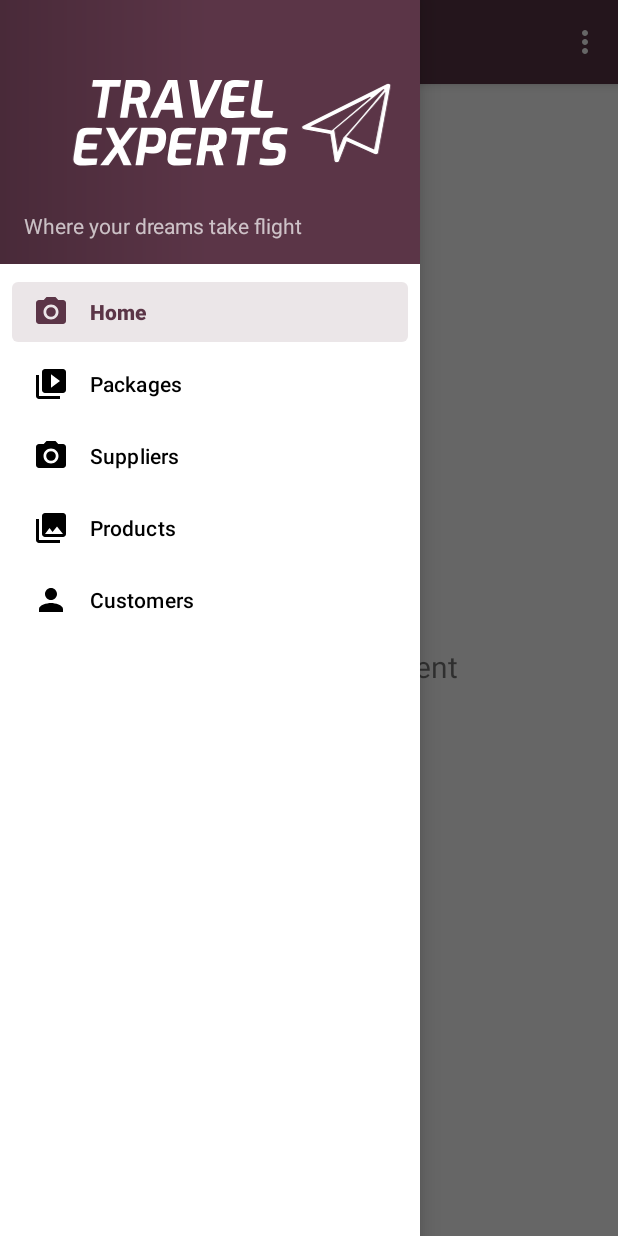
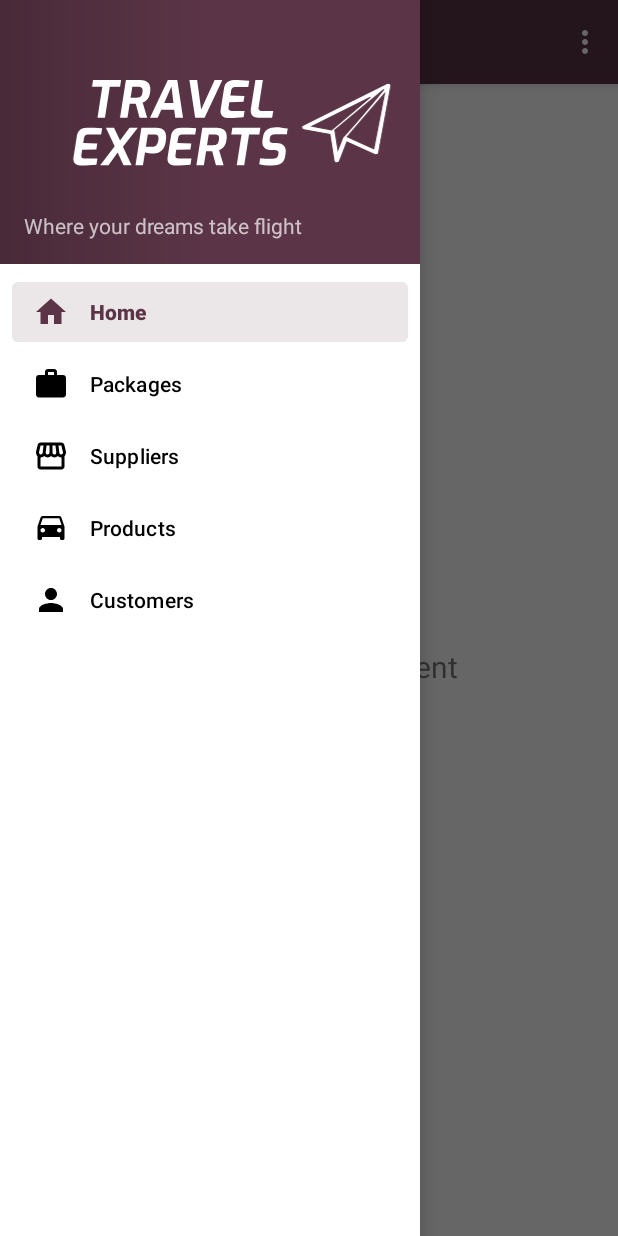
Before and after one commit to SAIT-OOSD-2020/Workshop8, an Android app: the screen it shows after launch (MainActivity), with the side drawer open, on a phone screen of 412 x 824 dp. Run offline under Robolectric (Android 15) with nearby library versions, the phone set to English and light mode, and no system bars; our stand-ins replace navigation-ui.

Commit message:
icon refactoring

```diff
--- /dev/null
+++ b/app/src/main/res/drawable/ic_home.xml
@@ -0,0 +1,10 @@
+<vector xmlns:android="http://schemas.android.com/apk/res/android"
+    android:width="24dp"
+    android:height="24dp"
+    android:viewportWidth="24"
+    android:viewportHeight="24"
+    android:tint="?attr/colorControlNormal">
+  <path
+      android:fillColor="@android:color/white"
+      android:pathData="M10,20v-6h4v6h5v-8h3L12,3 2,12h3v8z"/>
+</vector>
--- a/app/src/main/res/drawable/ic_menu_gallery.xml
+++ /dev/null
@@ -1,9 +0,0 @@
-<vector xmlns:android="http://schemas.android.com/apk/res/android"
-    android:width="24dp"
-    android:height="24dp"
-    android:viewportWidth="24.0"
-    android:viewportHeight="24.0">
-    <path
-        android:fillColor="#FF000000"
-        android:pathData="M22,16V4c0,-1.1 -0.9,-2 -2,-2H8c-1.1,0 -2,0.9 -2,2v12c0,1.1 0.9,2 2,2h12c1.1,0 2,-0.9 2,-2zm-11,-4l2.03,2.71L16,11l4,5H8l3,-4zM2,6v14c0,1.1 0.9,2 2,2h14v-2H4V6H2z" />
-</vector>
--- a/app/src/main/res/drawable/ic_menu_slideshow.xml
+++ /dev/null
@@ -1,9 +0,0 @@
-<vector xmlns:android="http://schemas.android.com/apk/res/android"
-    android:width="24dp"
-    android:height="24dp"
-    android:viewportWidth="24.0"
-    android:viewportHeight="24.0">
-    <path
-        android:fillColor="#FF000000"
-        android:pathData="M4,6H2v14c0,1.1 0.9,2 2,2h14v-2H4V6zm16,-4H8c-1.1,0 -2,0.9 -2,2v12c0,1.1 0.9,2 2,2h12c1.1,0 2,-0.9 2,-2V4c0,-1.1 -0.9,-2 -2,-2zm-8,12.5v-9l6,4.5 -6,4.5z" />
-</vector>
--- /dev/null
+++ b/app/src/main/res/drawable/ic_products.xml
@@ -0,0 +1,10 @@
+<vector xmlns:android="http://schemas.android.com/apk/res/android"
+    android:width="24dp"
+    android:height="24dp"
+    android:viewportWidth="24"
+    android:viewportHeight="24"
+    android:tint="?attr/colorControlNormal">
+  <path
+      android:fillColor="@android:color/white"
+      android:pathData="M18.92,5.01C18.72,4.42 18.16,4 17.5,4h-11c-0.66,0 -1.21,0.42 -1.42,1.01L3,11v8c0,0.55 0.45,1 1,1h1c0.55,0 1,-0.45 1,-1v-1h12v1c0,0.55 0.45,1 1,1h1c0.55,0 1,-0.45 1,-1v-8l-2.08,-5.99zM6.5,15c-0.83,0 -1.5,-0.67 -1.5,-1.5S5.67,12 6.5,12s1.5,0.67 1.5,1.5S7.33,15 6.5,15zM17.5,15c-0.83,0 -1.5,-0.67 -1.5,-1.5s0.67,-1.5 1.5,-1.5 1.5,0.67 1.5,1.5 -0.67,1.5 -1.5,1.5zM5,10l1.5,-4.5h11L19,10L5,10z"/>
+</vector>
--- /dev/null
+++ b/app/src/main/res/drawable/ic_suppliers.xml
@@ -0,0 +1,10 @@
+<vector xmlns:android="http://schemas.android.com/apk/res/android"
+    android:width="24dp"
+    android:height="24dp"
+    android:viewportWidth="24"
+    android:viewportHeight="24"
+    android:tint="?attr/colorControlNormal">
+  <path
+      android:fillColor="@android:color/white"
+      android:pathData="M21.9,8.89l-1.05,-4.37c-0.22,-0.9 -1,-1.52 -1.91,-1.52H5.05C4.15,3 3.36,3.63 3.15,4.52L2.1,8.89c-0.24,1.02 -0.02,2.06 0.62,2.88C2.8,11.88 2.91,11.96 3,12.06V19c0,1.1 0.9,2 2,2h14c1.1,0 2,-0.9 2,-2v-6.94c0.09,-0.09 0.2,-0.18 0.28,-0.28C21.92,10.96 22.15,9.91 21.9,8.89zM18.91,4.99l1.05,4.37c0.1,0.42 0.01,0.84 -0.25,1.17C19.57,10.71 19.27,11 18.77,11c-0.61,0 -1.14,-0.49 -1.21,-1.14L16.98,5L18.91,4.99zM13,5h1.96l0.54,4.52c0.05,0.39 -0.07,0.78 -0.33,1.07C14.95,10.85 14.63,11 14.22,11C13.55,11 13,10.41 13,9.69V5zM8.49,9.52L9.04,5H11v4.69C11,10.41 10.45,11 9.71,11c-0.34,0 -0.65,-0.15 -0.89,-0.41C8.57,10.3 8.45,9.91 8.49,9.52zM4.04,9.36L5.05,5h1.97L6.44,9.86C6.36,10.51 5.84,11 5.23,11c-0.49,0 -0.8,-0.29 -0.93,-0.47C4.03,10.21 3.94,9.78 4.04,9.36zM5,19v-6.03C5.08,12.98 5.15,13 5.23,13c0.87,0 1.66,-0.36 2.24,-0.95c0.6,0.6 1.4,0.95 2.31,0.95c0.87,0 1.65,-0.36 2.23,-0.93c0.59,0.57 1.39,0.93 2.29,0.93c0.84,0 1.64,-0.35 2.24,-0.95c0.58,0.59 1.37,0.95 2.24,0.95c0.08,0 0.15,-0.02 0.23,-0.03V19H5z"/>
+</vector>
--- a/app/src/main/res/layout/fragment_customers.xml
+++ b/app/src/main/res/layout/fragment_customers.xml
@@ -91,7 +91,7 @@
         android:layout_marginEnd="16dp"
         android:layout_marginBottom="16dp"
         android:clickable="true"
-        android:src="@drawable/ic_baseline_add_24"
+        android:src="@drawable/ic_add"
         app:layout_constraintBottom_toTopOf="@+id/btnSave_customers"
         app:layout_constraintEnd_toEndOf="parent" />
 
@@ -102,7 +102,7 @@
         android:layout_marginEnd="16dp"
         android:layout_marginBottom="16dp"
         android:clickable="true"
-        android:src="@drawable/ic_baseline_save_24"
+        android:src="@drawable/ic_save"
         app:layout_constraintBottom_toTopOf="@+id/btnDelete_customers"
         app:layout_constraintEnd_toEndOf="parent" />
 
@@ -113,7 +113,7 @@
         android:layout_marginEnd="16dp"
         android:layout_marginBottom="16dp"
         android:clickable="true"
-        android:src="@drawable/ic_baseline_delete_24"
+        android:src="@drawable/ic_delete"
         app:layout_constraintBottom_toBottomOf="parent"
         app:layout_constraintEnd_toEndOf="parent" />
 
--- a/app/src/main/res/layout/fragment_packages.xml
+++ b/app/src/main/res/layout/fragment_packages.xml
@@ -24,7 +24,7 @@
         android:layout_marginEnd="16dp"
         android:layout_marginBottom="16dp"
         android:clickable="true"
-        android:src="@drawable/ic_baseline_add_24"
+        android:src="@drawable/ic_add"
         app:layout_constraintBottom_toTopOf="@+id/btnSave_packages"
         app:layout_constraintEnd_toEndOf="parent" />
 
@@ -35,7 +35,7 @@
         android:layout_marginEnd="16dp"
         android:layout_marginBottom="16dp"
         android:clickable="true"
-        android:src="@drawable/ic_baseline_save_24"
+        android:src="@drawable/ic_save"
         app:layout_constraintBottom_toTopOf="@+id/btnDelete_packages"
         app:layout_constraintEnd_toEndOf="parent" />
 
@@ -46,7 +46,7 @@
         android:layout_marginEnd="16dp"
         android:layout_marginBottom="16dp"
         android:clickable="true"
-        android:src="@drawable/ic_baseline_delete_24"
+        android:src="@drawable/ic_delete"
         app:layout_constraintBottom_toBottomOf="parent"
         app:layout_constraintEnd_toEndOf="parent" />
 
--- a/app/src/main/res/layout/fragment_products.xml
+++ b/app/src/main/res/layout/fragment_products.xml
@@ -23,7 +23,7 @@
         android:layout_marginEnd="16dp"
         android:layout_marginBottom="16dp"
         android:clickable="true"
-        android:src="@drawable/ic_baseline_add_24"
+        android:src="@drawable/ic_add"
         app:layout_constraintBottom_toTopOf="@+id/btnSave_products"
         app:layout_constraintEnd_toEndOf="parent" />
 
@@ -34,7 +34,7 @@
         android:layout_marginEnd="16dp"
         android:layout_marginBottom="16dp"
         android:clickable="true"
-        android:src="@drawable/ic_baseline_save_24"
+        android:src="@drawable/ic_save"
         app:layout_constraintBottom_toTopOf="@+id/btnDelete_products"
         app:layout_constraintEnd_toEndOf="parent" />
 
@@ -45,7 +45,7 @@
         android:layout_marginEnd="16dp"
         android:layout_marginBottom="16dp"
         android:clickable="true"
-        android:src="@drawable/ic_baseline_delete_24"
+        android:src="@drawable/ic_delete"
         app:layout_constraintBottom_toBottomOf="parent"
         app:layout_constraintEnd_toEndOf="parent" />
 
--- a/app/src/main/res/layout/fragment_suppliers.xml
+++ b/app/src/main/res/layout/fragment_suppliers.xml
@@ -23,7 +23,7 @@
         android:layout_marginEnd="16dp"
         android:layout_marginBottom="16dp"
         android:clickable="true"
-        android:src="@drawable/ic_baseline_add_24"
+        android:src="@drawable/ic_add"
         app:layout_constraintBottom_toTopOf="@+id/btnSave_suppliers"
         app:layout_constraintEnd_toEndOf="parent" />
 
@@ -34,7 +34,7 @@
         android:layout_marginEnd="16dp"
         android:layout_marginBottom="16dp"
         android:clickable="true"
-        android:src="@drawable/ic_baseline_save_24"
+        android:src="@drawable/ic_save"
         app:layout_constraintBottom_toTopOf="@+id/btnDelete_suppliers"
         app:layout_constraintEnd_toEndOf="parent" />
 
@@ -45,7 +45,7 @@
         android:layout_marginEnd="16dp"
         android:layout_marginBottom="16dp"
         android:clickable="true"
-        android:src="@drawable/ic_baseline_delete_24"
+        android:src="@drawable/ic_delete"
         app:layout_constraintBottom_toBottomOf="parent"
         app:layout_constraintEnd_toEndOf="parent" />
 
--- a/app/src/main/res/menu/activity_main_drawer.xml
+++ b/app/src/main/res/menu/activity_main_drawer.xml
@@ -6,23 +6,23 @@
     <group android:checkableBehavior="single">
         <item
             android:id="@+id/nav_home"
-            android:icon="@drawable/ic_menu_camera"
+            android:icon="@drawable/ic_home"
             android:title="@string/menu_home" />
         <item
             android:id="@+id/nav_packages"
-            android:icon="@drawable/ic_menu_slideshow"
+            android:icon="@drawable/ic_packages"
             android:title="@string/menu_packages" />
         <item
             android:id="@+id/nav_suppliers"
-            android:icon="@drawable/ic_menu_camera"
+            android:icon="@drawable/ic_suppliers"
             android:title="@string/menu_suppliers" />
         <item
             android:id="@+id/nav_products"
-            android:icon="@drawable/ic_menu_gallery"
+            android:icon="@drawable/ic_products"
             android:title="@string/menu_products" />
         <item
             android:id="@+id/nav_customers"
-            android:icon="@drawable/ic_baseline_person_24"
+            android:icon="@drawable/ic_customers"
             android:title="@string/menu_customers" />
     </group>
 </menu>
```
Also changed, not shown: app/src/main/res/drawable/ic_add.xml (renamed from app/src/main/res/drawable/ic_baseline_add_24.xml), app/src/main/res/drawable/ic_customers.xml (renamed from app/src/main/res/drawable/ic_baseline_person_24.xml), app/src/main/res/drawable/ic_delete.xml (renamed from app/src/main/res/drawable/ic_baseline_delete_24.xml), app/src/main/res/drawable/ic_packages.xml (renamed from app/src/main/res/drawable/ic_baseline_work_24.xml), app/src/main/res/drawable/ic_save.xml (renamed from app/src/main/res/drawable/ic_baseline_save_24.xml).
